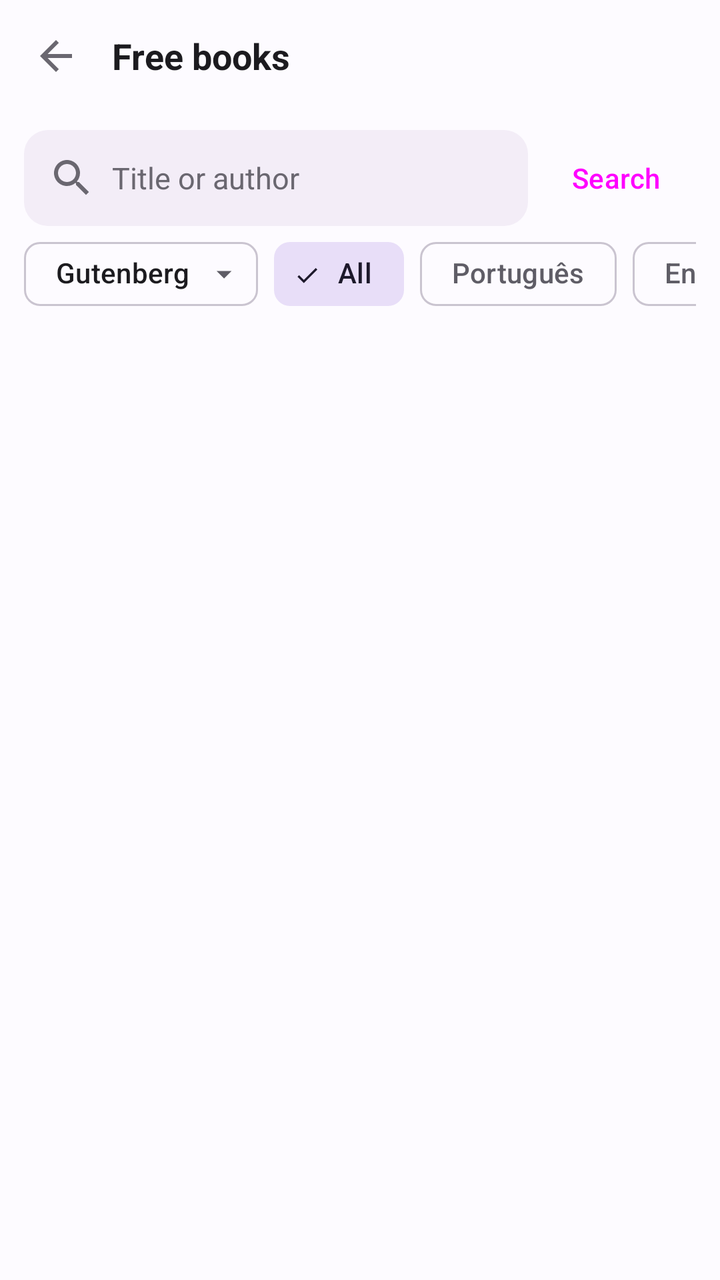
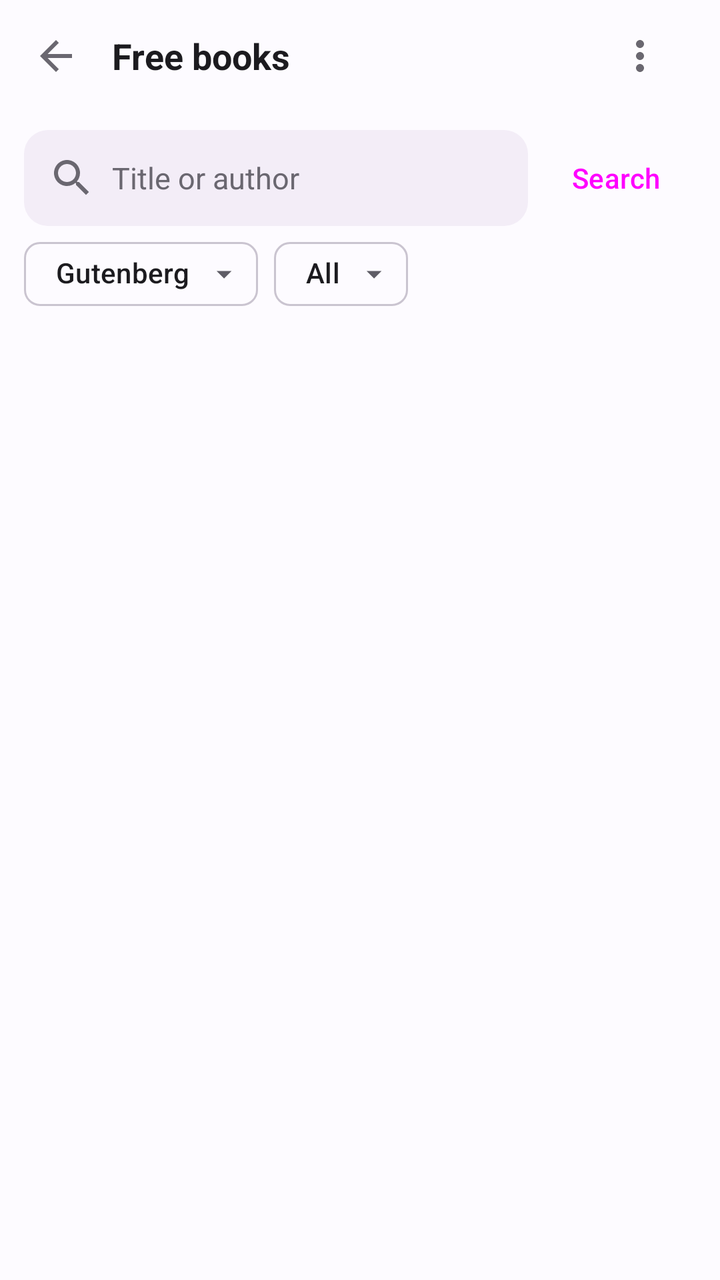

Compare the two renders of this Android layout. The source of the first and the diff that turns it into the second are given below.
<!-- AndroidManifest.xml: application theme AppTheme -->
<!-- res/layout/activity_buscar_livros.xml -->
<?xml version="1.0" encoding="utf-8"?>
<LinearLayout
    xmlns:android="http://schemas.android.com/apk/res/android"
    xmlns:app="http://schemas.android.com/apk/res-auto"
    android:layout_width="match_parent"
    android:layout_height="match_parent"
    android:orientation="vertical"
    android:background="@color/color_background"
    android:fitsSystemWindows="true">

    <LinearLayout
        android:layout_width="match_parent"
        android:layout_height="56dp"
        android:orientation="horizontal"
        android:paddingStart="4dp"
        android:paddingEnd="16dp"
        android:gravity="center_vertical">

        <ImageButton
            android:id="@+id/btnVoltarBuscarLivros"
            android:layout_width="48dp"
            android:layout_height="48dp"
            android:background="@android:color/transparent"
            android:src="@drawable/ic_voltar"
            app:tint="@color/color_on_surface_dim"
            android:contentDescription="@string/cd_voltar"
            android:tooltipText="@string/cd_voltar"/>

        <TextView
            android:layout_width="0dp"
            android:layout_height="wrap_content"
            android:layout_weight="1"
            android:text="@string/livros_titulo"
            android:textSize="18sp"
            android:textStyle="bold"
            android:textColor="@color/color_on_surface"
            android:layout_marginStart="4dp"/>
    </LinearLayout>

    <View
        android:layout_width="match_parent"
        android:layout_height="1dp"
        android:background="@color/color_divider"/>

    <include
        android:id="@+id/painelBuscaLivros"
        layout="@layout/view_busca_livros"
        android:layout_width="match_parent"
        android:layout_height="0dp"
        android:layout_weight="1"/>
</LinearLayout>
<!-- res/layout/view_busca_livros.xml (included above) -->
<?xml version="1.0" encoding="utf-8"?>
<LinearLayout
    xmlns:android="http://schemas.android.com/apk/res/android"
    xmlns:app="http://schemas.android.com/apk/res-auto"
    android:id="@+id/painelBuscaLivros"
    android:layout_width="match_parent"
    android:layout_height="match_parent"
    android:orientation="vertical">

    <LinearLayout
        android:layout_width="match_parent"
        android:layout_height="wrap_content"
        android:orientation="horizontal"
        android:gravity="center_vertical"
        android:paddingStart="12dp"
        android:paddingEnd="8dp"
        android:paddingTop="8dp">

        <EditText
            android:id="@+id/etBuscaLivro"
            android:layout_width="0dp"
            android:layout_height="48dp"
            android:layout_weight="1"
            android:background="@drawable/bg_card"
            android:paddingStart="12dp"
            android:paddingEnd="12dp"
            android:drawableStart="@drawable/ic_buscar"
            android:drawableTint="@color/color_on_surface_dim"
            android:drawablePadding="8dp"
            android:hint="@string/livros_busca_hint"
            android:textColorHint="@color/color_on_surface_dim"
            android:imeOptions="actionSearch"
            android:inputType="text"
            android:maxLines="1"
            android:textColor="@color/color_on_surface"
            android:textSize="15sp"/>

        <Button
            android:id="@+id/btnBuscarLivro"
            style="@style/Widget.Material3.Button.TextButton"
            android:layout_width="wrap_content"
            android:layout_height="wrap_content"
            android:minHeight="48dp"
            android:text="@string/livros_buscar"
            android:textAllCaps="false"/>
    </LinearLayout>

    
    <HorizontalScrollView
        android:layout_width="match_parent"
        android:layout_height="wrap_content"
        android:scrollbars="none"
        android:paddingStart="12dp"
        android:paddingEnd="12dp">

        <LinearLayout
            android:layout_width="wrap_content"
            android:layout_height="wrap_content"
            android:orientation="horizontal"
            android:gravity="center_vertical">

            <com.google.android.material.chip.Chip
                android:id="@+id/chipFonteLivro"
                style="@style/Widget.Material3.Chip.Assist"
                android:layout_width="wrap_content"
                android:layout_height="wrap_content"
                android:layout_marginEnd="8dp"
                android:text="@string/livros_fonte_gutenberg"
                app:closeIcon="@drawable/ic_seta_baixo"
                app:closeIconVisible="true"/>

            <com.google.android.material.chip.ChipGroup
                android:id="@+id/rgIdiomaLivro"
                android:layout_width="wrap_content"
                android:layout_height="wrap_content"
                app:singleSelection="true"
                app:selectionRequired="true"
                app:singleLine="true">
                <com.google.android.material.chip.Chip
                    android:id="@+id/rbIdiomaTodos"
                    style="@style/Widget.Material3.Chip.Filter"
                    android:layout_width="wrap_content"
                    android:layout_height="wrap_content"
                    android:text="@string/livros_idioma_todos"
                    android:checked="true"/>
                <com.google.android.material.chip.Chip
                    android:id="@+id/rbIdiomaPt"
                    style="@style/Widget.Material3.Chip.Filter"
                    android:layout_width="wrap_content"
                    android:layout_height="wrap_content"
                    android:text="@string/chip_idioma_pt"/>
                <com.google.android.material.chip.Chip
                    android:id="@+id/rbIdiomaEn"
                    style="@style/Widget.Material3.Chip.Filter"
                    android:layout_width="wrap_content"
                    android:layout_height="wrap_content"
                    android:text="@string/chip_idioma_en"/>
                <com.google.android.material.chip.Chip
                    android:id="@+id/rbIdiomaEs"
                    style="@style/Widget.Material3.Chip.Filter"
                    android:layout_width="wrap_content"
                    android:layout_height="wrap_content"
                    android:text="@string/chip_idioma_es"/>
            </com.google.android.material.chip.ChipGroup>
        </LinearLayout>
    </HorizontalScrollView>

    <com.google.android.material.progressindicator.LinearProgressIndicator
        android:id="@+id/pbBuscaLivros"
        android:layout_width="match_parent"
        android:layout_height="wrap_content"
        android:layout_marginStart="16dp"
        android:layout_marginEnd="16dp"
        android:indeterminate="true"
        android:visibility="gone"/>

    <TextView
        android:id="@+id/tvStatusLivros"
        android:layout_width="match_parent"
        android:layout_height="wrap_content"
        android:paddingStart="16dp"
        android:paddingEnd="16dp"
        android:paddingTop="4dp"
        android:paddingBottom="4dp"
        android:textColor="@color/color_on_surface_dim"
        android:textSize="13sp"
        android:visibility="gone"/>

    <androidx.recyclerview.widget.RecyclerView
        android:id="@+id/recyclerLivros"
        android:layout_width="match_parent"
        android:layout_height="0dp"
        android:layout_weight="1"
        android:clipToPadding="false"
        android:overScrollMode="never"/>
</LinearLayout>
<!-- resources referenced by this layout -->
<resources>
  <!-- drawable bg_card (drawable) -->
  <?xml version="1.0" encoding="utf-8"?>
  <shape xmlns:android="http://schemas.android.com/apk/res/android"
      android:shape="rectangle">
      <solid android:color="@color/color_surface"/>
      <corners android:radius="12dp"/>
  </shape>
  <!-- drawable ic_buscar (drawable) -->
  <?xml version="1.0" encoding="utf-8"?>
  <vector xmlns:android="http://schemas.android.com/apk/res/android"
      android:width="24dp"
      android:height="24dp"
      android:viewportWidth="24"
      android:viewportHeight="24">
      <path
          android:fillColor="#FFFFFFFF"
          android:pathData="M15.5,14h-0.79l-0.28,-0.27C15.41,12.59 16,11.11 16,9.5 16,5.91 13.09,3 9.5,3S3,5.91 3,9.5 5.91,16 9.5,16c1.61,0 3.09,-0.59 4.23,-1.57l0.27,0.28v0.79l5,4.99L20.49,19l-4.99,-5zM9.5,14C7.01,14 5,11.99 5,9.5S7.01,5 9.5,5 14,7.01 14,9.5 11.99,14 9.5,14z"/>
  </vector>
  <!-- drawable ic_seta_baixo (drawable) -->
  <?xml version="1.0" encoding="utf-8"?>
  <vector xmlns:android="http://schemas.android.com/apk/res/android"
      android:width="20dp"
      android:height="20dp"
      android:viewportWidth="24"
      android:viewportHeight="24">
      <path
          android:fillColor="#FFFFFFFF"
          android:pathData="M7,10l5,5 5,-5z"/>
  </vector>
  <!-- drawable ic_voltar (drawable) -->
  <?xml version="1.0" encoding="utf-8"?>
  <vector xmlns:android="http://schemas.android.com/apk/res/android"
      android:width="24dp"
      android:height="24dp"
      android:viewportWidth="24"
      android:viewportHeight="24">
      <path
          android:fillColor="#FFFFFFFF"
          android:pathData="M20,11H7.83l5.59,-5.59L12,4l-8,8 8,8 1.41,-1.41L7.83,13H20v-2z"/>
  </vector>
  <string name="cd_voltar">Back</string>
  <string name="chip_idioma_en" translatable="false">English</string>
  <string name="chip_idioma_es" translatable="false">Español</string>
  <string name="chip_idioma_pt" translatable="false">Português</string>
  <string name="livros_busca_hint">Title or author</string>
  <string name="livros_buscar">Search</string>
  <string name="livros_fonte_gutenberg">Gutenberg</string>
  <string name="livros_idioma_todos">All</string>
  <string name="livros_titulo">Free books</string>
  <style name="LylyTransicao">
          <item name="android:activityOpenEnterAnimation">@anim/fade_in</item>
          <item name="android:activityOpenExitAnimation">@anim/fade_out</item>
          <item name="android:activityCloseEnterAnimation">@anim/fade_in</item>
          <item name="android:activityCloseExitAnimation">@anim/fade_out</item>
      </style>
  <style name="LylyFolhaDialogo" parent="ThemeOverlay.Material3.BottomSheetDialog">
          <item name="bottomSheetStyle">@style/LylyFolha</item>
      </style>
  <style name="LylyFolha" parent="Widget.Material3.BottomSheet.Modal">
          <item name="behavior_skipCollapsed">true</item>
      </style>
  <!-- drawable fundo_dialogo (drawable) -->
  <?xml version="1.0" encoding="utf-8"?>
  <inset xmlns:android="http://schemas.android.com/apk/res/android"
      android:insetLeft="24dp"
      android:insetTop="24dp"
      android:insetRight="24dp"
      android:insetBottom="24dp">
      <shape android:shape="rectangle">
          <corners android:radius="28dp"/>
          <solid android:color="?attr/colorSurfaceContainerHigh"/>
      </shape>
  </inset>
  <!-- unchanged entries left out for length: 2 -->
</resources>

<!-- the commit's change to res/layout/activity_buscar_livros.xml (unified diff, before → after) -->
@@ -35,6 +35,16 @@
             android:textStyle="bold"
             android:textColor="@color/color_on_surface"
             android:layout_marginStart="4dp"/>
+
+        <ImageButton
+            android:id="@+id/btnMaisBuscarLivros"
+            android:layout_width="48dp"
+            android:layout_height="48dp"
+            android:background="@android:color/transparent"
+            android:src="@drawable/ic_mais"
+            app:tint="@color/color_on_surface_dim"
+            android:contentDescription="@string/cd_mais_opcoes"
+            android:tooltipText="@string/cd_mais_opcoes"/>
     </LinearLayout>
 
     <View
@@ -98,64 +108,32 @@
     </LinearLayout>
 
     
-    <HorizontalScrollView
+    <com.google.android.material.chip.ChipGroup
         android:layout_width="match_parent"
         android:layout_height="wrap_content"
-        android:scrollbars="none"
         android:paddingStart="12dp"
-        android:paddingEnd="12dp">
+        android:paddingEnd="12dp"
+        app:singleLine="false"
+        app:chipSpacingHorizontal="8dp">
 
-        <LinearLayout
+        <com.google.android.material.chip.Chip
+            android:id="@+id/chipFonteLivro"
+            style="@style/Widget.Material3.Chip.Assist"
             android:layout_width="wrap_content"
             android:layout_height="wrap_content"
-            android:orientation="horizontal"
-            android:gravity="center_vertical">
+            android:text="@string/livros_fonte_gutenberg"
+            app:closeIcon="@drawable/ic_seta_baixo"
+            app:closeIconVisible="true"/>
 
-            <com.google.android.material.chip.Chip
-                android:id="@+id/chipFonteLivro"
-                style="@style/Widget.Material3.Chip.Assist"
-                android:layout_width="wrap_content"
-                android:layout_height="wrap_content"
-                android:layout_marginEnd="8dp"
-                android:text="@string/livros_fonte_gutenberg"
-                app:closeIcon="@drawable/ic_seta_baixo"
-                app:closeIconVisible="true"/>
-
-            <com.google.android.material.chip.ChipGroup
-                android:id="@+id/rgIdiomaLivro"
-                android:layout_width="wrap_content"
-                android:layout_height="wrap_content"
-                app:singleSelection="true"
-                app:selectionRequired="true"
-                app:singleLine="true">
-                <com.google.android.material.chip.Chip
-                    android:id="@+id/rbIdiomaTodos"
-                    style="@style/Widget.Material3.Chip.Filter"
-                    android:layout_width="wrap_content"
-                    android:layout_height="wrap_content"
-                    android:text="@string/livros_idioma_todos"
-                    android:checked="true"/>
-                <com.google.android.material.chip.Chip
-                    android:id="@+id/rbIdiomaPt"
-                    style="@style/Widget.Material3.Chip.Filter"
-                    android:layout_width="wrap_content"
-                    android:layout_height="wrap_content"
-                    android:text="@string/chip_idioma_pt"/>
-                <com.google.android.material.chip.Chip
-                    android:id="@+id/rbIdiomaEn"
-                    style="@style/Widget.Material3.Chip.Filter"
-                    android:layout_width="wrap_content"
-                    android:layout_height="wrap_content"
-                    android:text="@string/chip_idioma_en"/>
-                <com.google.android.material.chip.Chip
-                    android:id="@+id/rbIdiomaEs"
-                    style="@style/Widget.Material3.Chip.Filter"
-                    android:layout_width="wrap_content"
-                    android:layout_height="wrap_content"
-                    android:text="@string/chip_idioma_es"/>
-            </com.google.android.material.chip.ChipGroup>
-        </LinearLayout>
-    </HorizontalScrollView>
+        <com.google.android.material.chip.Chip
+            android:id="@+id/chipIdiomaLivro"
+            style="@style/Widget.Material3.Chip.Assist"
+            android:layout_width="wrap_content"
+            android:layout_height="wrap_content"
+            android:text="@string/livros_idioma_todos"
+            app:closeIcon="@drawable/ic_seta_baixo"
+            app:closeIconVisible="true"/>
+    </com.google.android.material.chip.ChipGroup>
 
     <com.google.android.material.progressindicator.LinearProgressIndicator
         android:id="@+id/pbBuscaLivros"
<!-- resource entries referenced after the edit -->
@@ -17,6 +17,17 @@
       <path
           android:fillColor="#FFFFFFFF"
           android:pathData="M15.5,14h-0.79l-0.28,-0.27C15.41,12.59 16,11.11 16,9.5 16,5.91 13.09,3 9.5,3S3,5.91 3,9.5 5.91,16 9.5,16c1.61,0 3.09,-0.59 4.23,-1.57l0.27,0.28v0.79l5,4.99L20.49,19l-4.99,-5zM9.5,14C7.01,14 5,11.99 5,9.5S7.01,5 9.5,5 14,7.01 14,9.5 11.99,14 9.5,14z"/>
+  </vector>
+  <!-- drawable ic_mais (drawable) -->
+  <?xml version="1.0" encoding="utf-8"?>
+  <vector xmlns:android="http://schemas.android.com/apk/res/android"
+      android:width="24dp"
+      android:height="24dp"
+      android:viewportWidth="24"
+      android:viewportHeight="24">
+      <path
+          android:fillColor="#FFFFFFFF"
+          android:pathData="M12,8c1.1,0 2,-0.9 2,-2s-0.9,-2 -2,-2 -2,0.9 -2,2 0.9,2 2,2zM12,10c-1.1,0 -2,0.9 -2,2s0.9,2 2,2 2,-0.9 2,-2 -0.9,-2 -2,-2zM12,16c-1.1,0 -2,0.9 -2,2s0.9,2 2,2 2,-0.9 2,-2 -0.9,-2 -2,-2z"/>
   </vector>
   <!-- drawable ic_seta_baixo (drawable) -->
   <?xml version="1.0" encoding="utf-8"?>
@@ -40,10 +51,8 @@
           android:fillColor="#FFFFFFFF"
           android:pathData="M20,11H7.83l5.59,-5.59L12,4l-8,8 8,8 1.41,-1.41L7.83,13H20v-2z"/>
   </vector>
+  <string name="cd_mais_opcoes">More options</string>
   <string name="cd_voltar">Back</string>
-  <string name="chip_idioma_en" translatable="false">English</string>
-  <string name="chip_idioma_es" translatable="false">Español</string>
-  <string name="chip_idioma_pt" translatable="false">Português</string>
   <string name="livros_busca_hint">Title or author</string>
   <string name="livros_buscar">Search</string>
   <string name="livros_fonte_gutenberg">Gutenberg</string>
